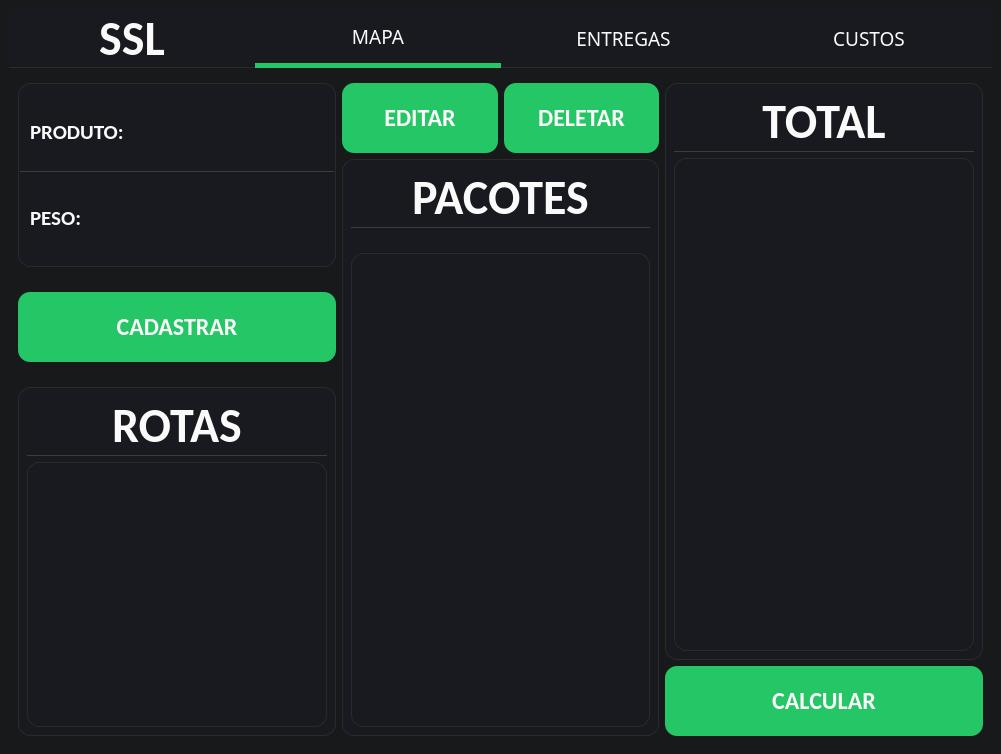
First picture: the form in sslmain.ui, repository alberthydev/ssl, before the edit.
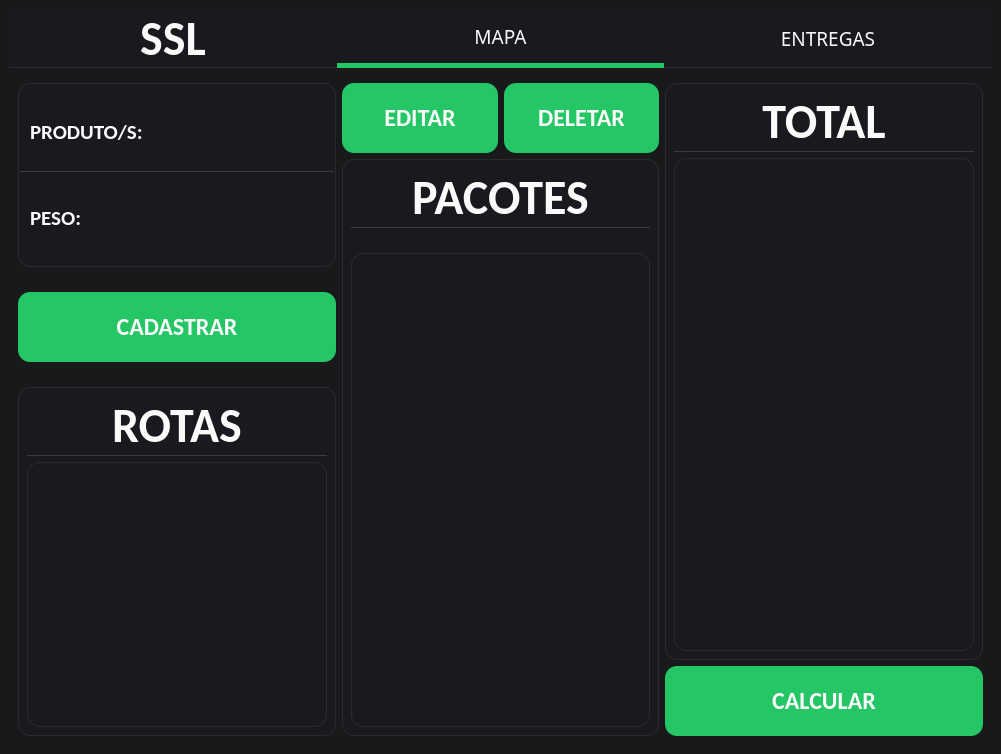
Second picture: the form after the edit. The open tabs and pages were chosen to show the change. Icons and pictures are not drawn.

Diff of the .ui file:
```diff
--- a/sslmain.ui
+++ b/sslmain.ui
@@ -24,7 +24,7 @@
        <enum>QLayout::SizeConstraint::SetNoConstraint</enum>
       </property>
       <item>
-       <layout class="QHBoxLayout" name="menuButtonsL" stretch="0,0,0,0">
+       <layout class="QHBoxLayout" name="menuButtonsL" stretch="0,0,0">
         <property name="spacing">
          <number>0</number>
         </property>
@@ -142,47 +142,6 @@
           </property>
          </widget>
         </item>
-        <item>
-         <widget class="QPushButton" name="btnCosts">
-          <property name="sizePolicy">
-           <sizepolicy hsizetype="Minimum" vsizetype="Preferred">
-            <horstretch>0</horstretch>
-            <verstretch>0</verstretch>
-           </sizepolicy>
-          </property>
-          <property name="font">
-           <font>
-            <family>CaskaydiaMono NF</family>
-            <pointsize>14</pointsize>
-           </font>
-          </property>
-          <property name="styleSheet">
-           <string notr="true">QPushButton {
-    background: #191a1f;
-    border: none;
-    color: #fbfafa;
-	border-bottom: 1px solid #2b2b2b;
-}
-
-/* Hover visual */
-QPushButton:hover {
-    background: #33353f;
-	border-bottom: 5px solid #25c665;
-}
-
-/* Botão clicado (checkable e checked) */
-QPushButton:checked {
-    border-bottom: 5px solid #25c665;
-}</string>
-          </property>
-          <property name="text">
-           <string>CUSTOS</string>
-          </property>
-          <property name="checkable">
-           <bool>true</bool>
-          </property>
-         </widget>
-        </item>
        </layout>
       </item>
      </layout>
@@ -746,7 +705,7 @@
 padding: 15px 0 15px 5px;</string>
                   </property>
                   <property name="text">
-                   <string>PRODUTO:</string>
+                   <string>PRODUTO/S:</string>
                   </property>
                  </widget>
                 </item>
```
Left out of the diff: 39 changed lines with no effect on the pictures.
